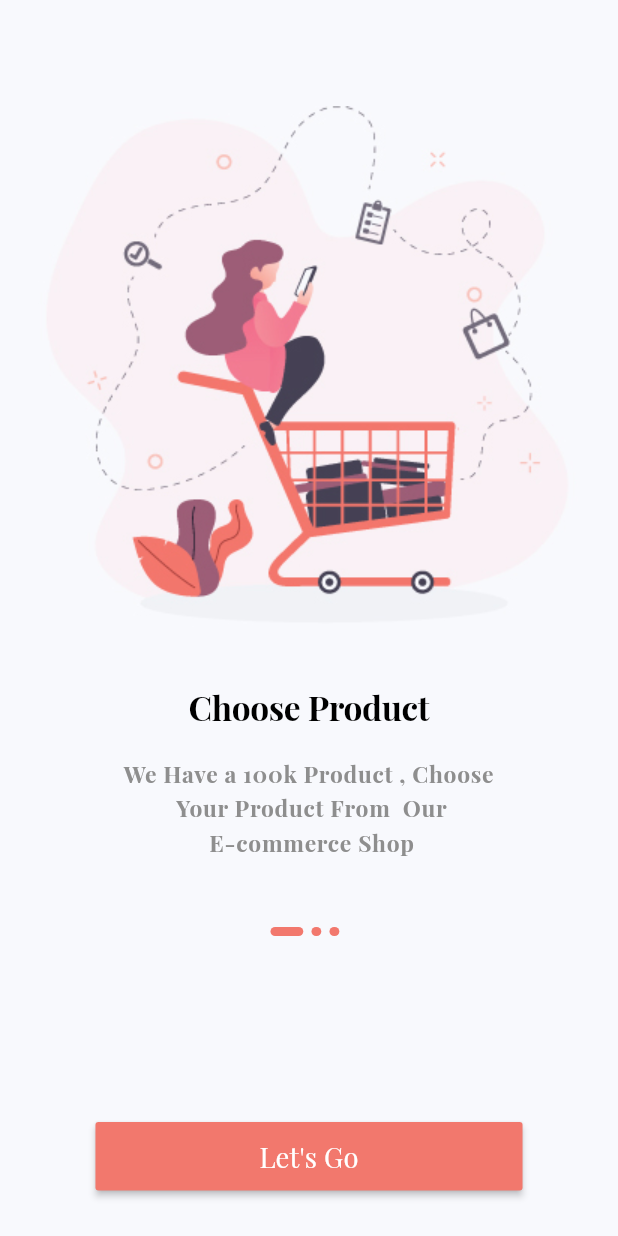
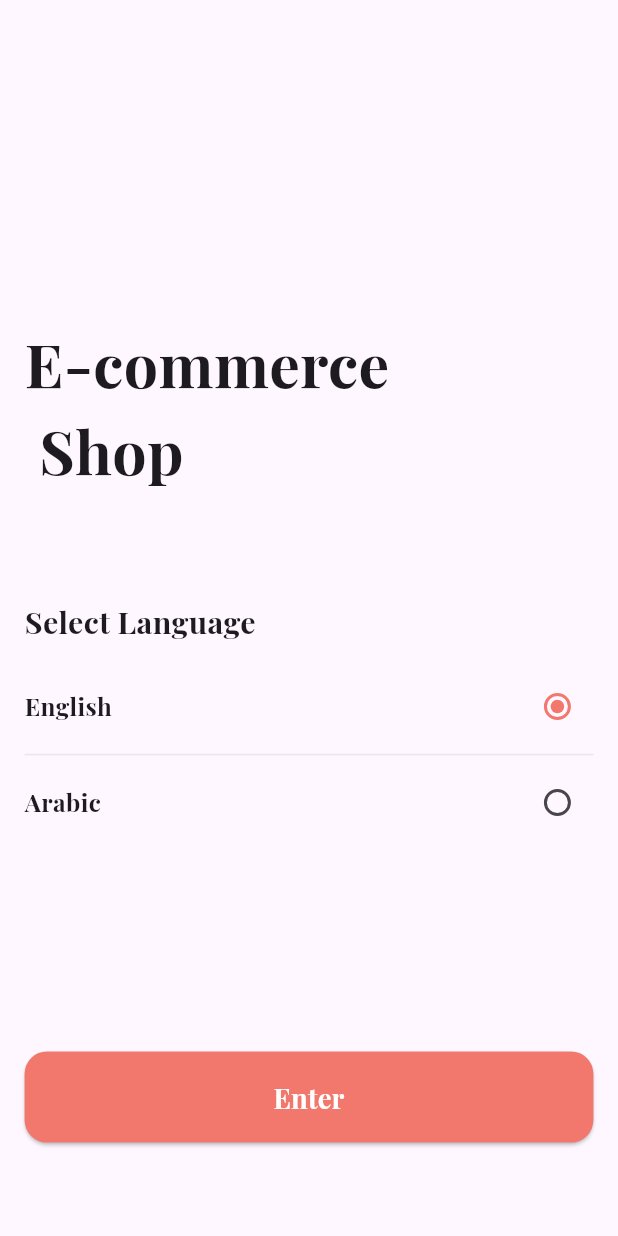
Before and after one commit to maslma/Ecommerce_App, a Flutter app: the screen it shows after launch, on a phone screen of 412 x 824 dp. Run offline on Flutter 3.47's test engine with Material 2 defaults, Android fonts, the phone set to English and light mode, and no system bars; our stand-ins replace dio, flutter_bloc, flutter_screenutil, shared_preferences; project files that could hold a hidden picture were left out.

Commit message:
finish language screen and finish onBoarding screen done

```diff
--- a/lib/data/local/chach_helper.dart
+++ b/lib/data/local/chach_helper.dart
@@ -1,6 +1,6 @@
 import 'package:shared_preferences/shared_preferences.dart';
 
-class CachHelper {
+class ChachHelper {
 
   static late SharedPreferences sharedPreferences;
 
--- /dev/null
+++ b/lib/data/localization/app_lang.dart
@@ -0,0 +1,53 @@
+import 'dart:convert';
+import 'package:flutter/material.dart';
+import 'package:flutter/services.dart';
+
+class AppLocalizations {
+  final Locale? locale;
+  AppLocalizations({
+    this.locale,
+  });
+
+  static AppLocalizations? of(BuildContext context) {
+    return Localizations.of<AppLocalizations>(context, AppLocalizations);
+  }
+
+  static const LocalizationsDelegate<AppLocalizations> delegate = _AppLocalizationsDelegate();
+
+  late Map<String, String> _localizedStrings;
+
+  Future loadJsonLanguage() async {
+    String jsonString = await rootBundle.loadString("assets/translate/${locale!.languageCode}.json");
+
+    Map<String, dynamic> jsonMap = json.decode(jsonString);
+    _localizedStrings = jsonMap.map((key, value) {
+      return MapEntry(key, value.toString());
+    });
+  }
+
+  String translate(String key) => _localizedStrings[key] ?? "";
+}
+
+class _AppLocalizationsDelegate extends LocalizationsDelegate<AppLocalizations> {
+  const _AppLocalizationsDelegate();
+  @override
+  bool isSupported(Locale locale) {
+    return ['en', 'ar'].contains(locale.languageCode);
+  }
+
+  @override
+  Future<AppLocalizations> load(Locale locale) async {
+    AppLocalizations localizations = AppLocalizations(locale: locale);
+    await localizations.loadJsonLanguage();
+    return localizations;
+  }
+
+  @override
+  bool shouldReload(covariant LocalizationsDelegate<AppLocalizations> old) => false;
+}
+
+extension TranslateX on String {
+  String tr(BuildContext context) {
+    return AppLocalizations.of(context)!.translate(this);
+  }
+}
--- a/lib/domain/data_source/static/onboarding_static.dart
+++ b/lib/domain/data_source/static/onboarding_static.dart
@@ -1,20 +1,18 @@
 import 'package:ecommerce_app/domain/models/onboarding_model.dart';
 import 'package:ecommerce_app/presentation/presentation_managers/assets_managers.dart';
+import 'package:ecommerce_app/presentation/presentation_managers/string_manager.dart';
 
 List<OnBoardingModel> onBoardingList = [
   OnBoardingModel(
-      title: "Choose Product",
-      body:
-      "We Have a 100k Product , Choose \n Your Product From  Our \n E-commerce Shop",
+      title: AppStrings.chooseProduct,
+      body:AppStrings.chooseEcommerceShop,
       image: ImageAssets.onBoardingOne),
   OnBoardingModel(
-      title: "Easy And Safe Payment",
-      body:
-      "Easy Checkout & Safe Payment \n method. Trusted by our Customers \n from all over the world.",
+      title: AppStrings.easyPayment,
+      body:AppStrings.checkoutSafePayment,
       image: ImageAssets.onBoardingTwo),
   OnBoardingModel(
-      title: "Track Your Order",
-      body:
-      "Best Tracker has been Used For \n Track your order. You\'ll know where \n you products at the moment",
+      title: AppStrings.trackYourOrder,
+      body:AppStrings.trackerOrder,
       image: ImageAssets.onBoardingThree),
 ];
--- a/lib/main.dart
+++ b/lib/main.dart
@@ -1,11 +1,19 @@
+import 'package:ecommerce_app/data/local/chach_helper.dart';
+import 'package:ecommerce_app/data/localization/app_lang.dart';
 import 'package:ecommerce_app/presentation/presentation_managers/routes_managers.dart';
 import 'package:ecommerce_app/presentation/presentation_managers/theme_manager.dart';
+import 'package:ecommerce_app/presentation/screens/language/view_model/language_cubit.dart';
 import 'package:ecommerce_app/presentation/screens/onboarding/view_model/onboarding_cubit.dart';
+import 'package:ecommerce_app/utities/bloc_observer.dart';
 import 'package:flutter/material.dart';
 import 'package:flutter_bloc/flutter_bloc.dart';
+import 'package:flutter_localizations/flutter_localizations.dart';
 import 'package:flutter_screenutil/flutter_screenutil.dart';
 
-void main() {
+void main() async {
+  WidgetsFlutterBinding.ensureInitialized();
+  await ChachHelper.init();
+  Bloc.observer = MyBlocObserver();
   runApp(const MyApp());
 }
 
@@ -23,14 +31,40 @@ class MyApp extends StatelessWidget {
         builder: (BuildContext context, Widget? child) {
           return MultiBlocProvider(
             providers: [
+              BlocProvider(create: (context) => LanguageCubit()..getSavedLanguage()),
               BlocProvider(create: (context) => OnBoardingCubit()),
             ],
-            child: MaterialApp(
-              debugShowCheckedModeBanner: false,
-              title: 'Ecommerce App',
-              theme:getThemeData(),
-              onGenerateRoute: RoutesGenerator.getRoutes,
-              initialRoute: Routes.onboardingRoute,
+            child: BlocBuilder<LanguageCubit,LanguageState>(
+              builder: (context, state) {
+                return MaterialApp(
+                  debugShowCheckedModeBanner: false,
+                  title: 'Ecommerce App',
+                  theme: getThemeData(),
+                  onGenerateRoute: RoutesGenerator.getRoutes,
+                  initialRoute: Routes.languageRoute,
+                  locale: state is ChangeLocaleState ? state.locale : null,
+                  localizationsDelegates: const [
+                    AppLocalizations.delegate,
+                    GlobalMaterialLocalizations.delegate,
+                    GlobalWidgetsLocalizations.delegate,
+                    GlobalCupertinoLocalizations.delegate
+                  ],
+                  supportedLocales: const [
+                    Locale('en', ''),
+                    Locale('ar', ''),
+                  ],
+                  localeResolutionCallback: (currentLang, supportLang) {
+                    if (currentLang != null) {
+                      for (Locale locale in supportLang) {
+                        if (locale.languageCode == currentLang.languageCode) {
+                          return currentLang;
+                        }
+                      }
+                    }
+                    return supportLang.first;
+                  },
+                );
+              }
             ),
           );
         });
--- /dev/null
+++ b/lib/presentation/global_widgets/global_button.dart
@@ -0,0 +1,50 @@
+import 'package:ecommerce_app/presentation/presentation_managers/color_managers.dart';
+import 'package:flutter/material.dart';
+import 'package:flutter_screenutil/flutter_screenutil.dart';
+
+class GlobalButton extends StatelessWidget {
+  final Function()? onPressed;
+  final String? text;
+  final Color? colorText;
+  final double? radius;
+  final double? height;
+  final double? width;
+
+  const GlobalButton({
+    super.key,
+    this.onPressed,
+     this.text,
+     this.height,
+     this.width,
+     this.colorText,
+    this.radius,
+  });
+
+  @override
+  Widget build(BuildContext context) {
+    return SizedBox(
+      height: height,
+      width: width,
+      child: ElevatedButton(
+        onPressed: onPressed ?? () {},
+        style: ElevatedButton.styleFrom(
+          shape: RoundedRectangleBorder(
+            borderRadius: BorderRadius.circular(radius ?? 15.0),
+          ),
+          backgroundColor: ColorManager.primaryColor,
+        ),
+        child: Center(
+          child: Text(
+            text ?? "",
+            textAlign: TextAlign.center,
+            style: TextStyle(
+              fontSize: 18.sp,
+              fontWeight: FontWeight.w700,
+              color: colorText,
+            ),
+          ),
+        ),
+      ),
+    );
+  }
+}
--- a/lib/presentation/presentation_managers/routes_managers.dart
+++ b/lib/presentation/presentation_managers/routes_managers.dart
@@ -1,4 +1,5 @@
 import 'package:ecommerce_app/presentation/screens/auth/views/login_screen.dart';
+import 'package:ecommerce_app/presentation/screens/language/views/language_screen.dart';
 import 'package:ecommerce_app/presentation/screens/onboarding/views/onboarding_screen.dart';
 import 'package:flutter/material.dart';
 
@@ -6,6 +7,7 @@ import 'package:flutter/material.dart';
 class Routes {
   static const String splashRoute = '/';
   static const String onboardingRoute = '/onboardingRoute';
+  static const String languageRoute = '/languageRoute';
   static const String loginRoute = '/login';
   static const String registerRoute = '/register';
   static const String homeRoute = '/home';
@@ -23,6 +25,8 @@ class RoutesGenerator {
       //   return MaterialPageRoute(builder: (_) => const SplashView());
       case Routes.onboardingRoute:
         return MaterialPageRoute(builder: (_) => const OnBoardingView());
+      case Routes.languageRoute:
+        return MaterialPageRoute(builder: (_) => const LanguageView());
       case Routes.loginRoute:
         return MaterialPageRoute(builder: (_) => const LoginView());
       // case Routes.forgotPasswordRoute:
--- /dev/null
+++ b/lib/presentation/presentation_managers/string_manager.dart
@@ -0,0 +1,15 @@
+class AppStrings {
+  static const String selectLanguage = "selectLanguage";
+  static const String lang = "lang";
+  static const String arabic = "arabic";
+  static const String enter = "enter";
+  static const String ecommerceShop = "ecommerceShop";
+  static const String next = "next";
+  static const String chooseProduct = "chooseProduct";
+  static const String chooseEcommerceShop = "chooseEcommerceShop";
+  static const String easyPayment = "easyPayment";
+  static const String checkoutSafePayment = "checkoutSafePayment";
+  static const String trackYourOrder = "trackYourOrder";
+  static const String trackerOrder = "trackerOrder";
+
+}
--- /dev/null
+++ b/lib/presentation/screens/language/view_model/language_cubit.dart
@@ -0,0 +1,27 @@
+import 'package:ecommerce_app/data/localization/app_lang_cach.dart';
+import 'package:flutter_bloc/flutter_bloc.dart';
+import 'package:flutter/material.dart';
+part 'language_state.dart';
+
+class LanguageCubit extends Cubit<LanguageState> {
+  LanguageCubit() : super(LanguageInitial());
+
+  static LanguageCubit get(context) => BlocProvider.of(context);
+
+  Future<void> getSavedLanguage() async {
+    final String cachedLanguageCode = await LanguageCacheHelper().getCachedLanguageCode();
+    emit(ChangeLocaleState(Locale(cachedLanguageCode)));
+  }
+
+  Future<void> changeLanguage() async {
+    final String cachedLanguageCode = await LanguageCacheHelper().getCachedLanguageCode();
+    Locale newLocale;
+    if (cachedLanguageCode == 'ar') {
+      newLocale = const Locale('en', '');
+    } else {
+      newLocale = const Locale('ar', '');
+    }
+    await LanguageCacheHelper().cacheLanguageCode(newLocale.languageCode);
+    emit(ChangeLocaleState(newLocale));
+  }
+}
--- /dev/null
+++ b/lib/presentation/screens/language/view_model/language_state.dart
@@ -0,0 +1,11 @@
+part of 'language_cubit.dart';
+
+@immutable
+abstract class LanguageState {}
+
+class LanguageInitial extends LanguageState {}
+
+class ChangeLocaleState extends LanguageState {
+  final Locale locale;
+  ChangeLocaleState(this.locale);
+}
--- /dev/null
+++ b/lib/presentation/screens/language/views/language_screen.dart
@@ -0,0 +1,51 @@
+import 'package:ecommerce_app/data/localization/app_lang.dart';
+import 'package:ecommerce_app/presentation/global_widgets/global_button.dart';
+import 'package:ecommerce_app/presentation/presentation_managers/color_managers.dart';
+import 'package:ecommerce_app/presentation/presentation_managers/routes_managers.dart';
+import 'package:ecommerce_app/presentation/presentation_managers/string_manager.dart';
+import 'package:ecommerce_app/presentation/screens/language/view_model/language_cubit.dart';
+import 'package:ecommerce_app/presentation/screens/language/views/widget/language_radio_widget.dart';
+import 'package:flutter/material.dart';
+import 'package:flutter_bloc/flutter_bloc.dart';
+import 'package:flutter_screenutil/flutter_screenutil.dart';
+
+
+class LanguageView extends StatelessWidget {
+  const LanguageView({super.key,});
+
+  @override
+  Widget build(BuildContext context) {
+    return BlocConsumer<LanguageCubit,LanguageState>(
+      listener: (context,state){},
+      builder:(context,state) {
+        LanguageCubit cubit = LanguageCubit.get(context);
+        return Scaffold(
+          body:SafeArea(
+            child: Padding(
+              padding:  EdgeInsets.symmetric(horizontal: 15.w),
+              child: Column(
+                crossAxisAlignment: CrossAxisAlignment.start,
+                children: [
+                  SizedBox(height: 210.h,),
+                  Text(AppStrings.ecommerceShop.tr(context),style: TextStyle(fontWeight: FontWeight.w700,fontSize:40.sp),),
+                  SizedBox(height: 70.h,),
+                  Text(AppStrings.selectLanguage.tr(context),style: TextStyle(fontSize: 20.sp,fontWeight: FontWeight.w700)),
+                  SizedBox(height: 18.h,),
+                  LanguageRadioWidget(title: "English",value: AppStrings.lang.tr(context), groupValue: "English", onChange:(val)=>cubit.changeLanguage()),
+                  Divider(color: ColorManager.black.withAlpha(20),),
+                  LanguageRadioWidget(title: AppStrings.arabic.tr(context),value: AppStrings.lang.tr(context), groupValue: "Arabic", onChange:(val)=>cubit.changeLanguage()),
+                  SizedBox(height: 140.h,),
+                  GlobalButton(height: 60.h,width: 388.w,text:AppStrings.enter.tr(context),colorText: Colors.white,onPressed: () {
+                    Navigator.pushReplacementNamed(context, Routes.onboardingRoute);
+
+                  },)
+                ],
+              ),
+            ),
+          ),
+        );
+      },
+    );
+
+  }
+}
--- /dev/null
+++ b/lib/presentation/screens/language/views/widget/language_radio_widget.dart
@@ -0,0 +1,28 @@
+import 'package:ecommerce_app/presentation/presentation_managers/color_managers.dart';
+import 'package:flutter/material.dart';
+import 'package:flutter_screenutil/flutter_screenutil.dart';
+
+class LanguageRadioWidget extends StatelessWidget {
+  final String title;
+  final String value;
+  final String groupValue;
+  final Function(String?) onChange;
+
+  const LanguageRadioWidget({super.key, required this.value, required this.groupValue, required this.onChange, required this.title});
+
+  @override
+  Widget build(BuildContext context) {
+    return  Row(
+      mainAxisAlignment: MainAxisAlignment.spaceBetween,
+      children: [
+        Text(title,style: TextStyle(fontSize: 16.sp,fontWeight: FontWeight.w600),),
+        Radio(
+          value:value ,
+          groupValue:groupValue,
+          activeColor: ColorManager.primaryColor,
+          onChanged:onChange,
+        ),
+      ],
+    );
+  }
+}
--- a/lib/presentation/screens/onboarding/views/onboarding_screen.dart
+++ b/lib/presentation/screens/onboarding/views/onboarding_screen.dart
@@ -1,37 +1,61 @@
+import 'package:ecommerce_app/data/localization/app_lang.dart';
+import 'package:ecommerce_app/presentation/global_widgets/global_button.dart';
 import 'package:ecommerce_app/presentation/presentation_managers/color_managers.dart';
-import 'package:ecommerce_app/presentation/screens/onboarding/views/widget/custom_button.dart';
+import 'package:ecommerce_app/presentation/presentation_managers/string_manager.dart';
+import 'package:ecommerce_app/presentation/screens/onboarding/view_model/onboarding_cubit.dart';
+import 'package:ecommerce_app/presentation/screens/onboarding/view_model/onboarding_state.dart';
 import 'package:ecommerce_app/presentation/screens/onboarding/views/widget/custom_slider.dart';
 import 'package:ecommerce_app/presentation/screens/onboarding/views/widget/dot_controller.dart';
 import 'package:flutter/material.dart';
-
+import 'package:flutter_bloc/flutter_bloc.dart';
+import 'package:flutter_screenutil/flutter_screenutil.dart';
 
 class OnBoardingView extends StatelessWidget {
   const OnBoardingView({super.key});
 
   @override
   Widget build(BuildContext context) {
-    return const Scaffold(
+    return BlocConsumer<OnBoardingCubit, OnBoardingStates>(
+        listener: (context, state) {},
+        builder: (context, state) {
+          OnBoardingCubit cubit = OnBoardingCubit.get(context);
+          return Scaffold(
               backgroundColor: ColorManager.backGroundColor,
               body: SafeArea(
                 child: Column(
                   children: [
-              Expanded(
+                    const Expanded(
                       flex: 3,
                       child: CustomSliderOnBoarding(),
                     ),
                     Expanded(
                         flex: 1,
+                        child: Padding(
+                          padding: EdgeInsets.symmetric(horizontal: 15.w),
                           child: Column(
                             children: [
-                      CustomDotControllerOnBoarding(),
-                      Spacer(
-                        flex: 2,
+                              const CustomDotControllerOnBoarding(),
+                              const Spacer(
+                                flex: 1,
                               ),
-                      CustomButtonOnBoarding()
+                              GlobalButton(
+                                height: 60.h,
+                                width: 388.w,
+                                text: AppStrings.next.tr(context),
+                                colorText: Colors.white,
+                                onPressed: () {
+                                  cubit.next(context);
+                                },
+                              ),
+                              SizedBox(
+                                height: 30.h,
+                              ),
                             ],
+                          ),
                         ))
                   ],
                 ),
               ));
+        });
   }
 }
--- a/lib/presentation/screens/onboarding/views/widget/custom_button.dart
+++ /dev/null
@@ -1,33 +0,0 @@
-import 'package:ecommerce_app/presentation/presentation_managers/color_managers.dart';
-import 'package:ecommerce_app/presentation/screens/onboarding/view_model/onboarding_cubit.dart';
-import 'package:ecommerce_app/presentation/screens/onboarding/view_model/onboarding_state.dart';
-import 'package:flutter/material.dart';
-import 'package:flutter_bloc/flutter_bloc.dart';
-import 'package:flutter_screenutil/flutter_screenutil.dart';
-
-class CustomButtonOnBoarding extends StatelessWidget {
-  const CustomButtonOnBoarding({super.key});
-
-  @override
-  Widget build(BuildContext context) {
-    return BlocConsumer<OnBoardingCubit, OnBoardingStates>(
-        listener: (context, state) {},
-        builder: (context, state) {
-          OnBoardingCubit cubit = OnBoardingCubit.get(context);
-          return Container(
-            height: 45.h,
-            margin: EdgeInsets.only(bottom: 30.h),
-            child: MaterialButton(
-              onPressed: ()
-              {
-                cubit.next(context);
-              },
-              padding: EdgeInsets.symmetric(horizontal: 100.w, vertical: 0),
-              color: ColorManager.primaryColor,
-              textColor: Colors.white,
-              child:  Text('Let\'s Go',style: TextStyle(fontSize: 18.sp),textAlign: TextAlign.center,),
-            ),
-          );
-        });
-  }
-}
--- a/lib/presentation/screens/onboarding/views/widget/custom_slider.dart
+++ b/lib/presentation/screens/onboarding/views/widget/custom_slider.dart
@@ -1,5 +1,5 @@
+import 'package:ecommerce_app/data/localization/app_lang.dart';
 import 'package:ecommerce_app/domain/data_source/static/onboarding_static.dart';
-import 'package:ecommerce_app/presentation/presentation_managers/color_managers.dart';
 import 'package:ecommerce_app/presentation/screens/onboarding/view_model/onboarding_cubit.dart';
 import 'package:ecommerce_app/presentation/screens/onboarding/view_model/onboarding_state.dart';
 import 'package:flutter/material.dart';
@@ -31,7 +31,7 @@ class CustomSliderOnBoarding extends StatelessWidget {
                   height: 40.h,
                 ),
                 Text(
-                  onBoardingList[index].title!,
+                  onBoardingList[index].title!.tr(context),
                   style:Theme.of(context).textTheme.displayLarge,
                 ), SizedBox(
                   height: 20.h,
@@ -40,7 +40,7 @@ class CustomSliderOnBoarding extends StatelessWidget {
                   width: double.infinity,
                   alignment: Alignment.center,
                   child: Text(
-                    onBoardingList[index].body!,
+                    onBoardingList[index].body!.tr(context),
                     textAlign: TextAlign.center,
                     style: Theme.of(context).textTheme.bodyLarge
                   ),
```
Also changed, not shown: assets/translate/ar.json (added, +15 -0 lines), assets/translate/en.json (added, +15 -0 lines), lib/data/localization/app_lang_cach.dart (added, +18 -0 lines), pubspec.yaml (+5 -4 lines), pubspec.lock. Lines whose indentation alone changed are shown as unchanged.
